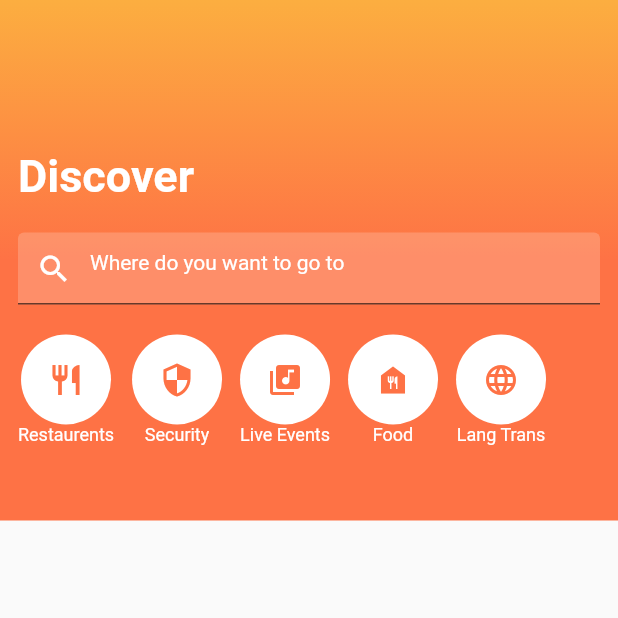
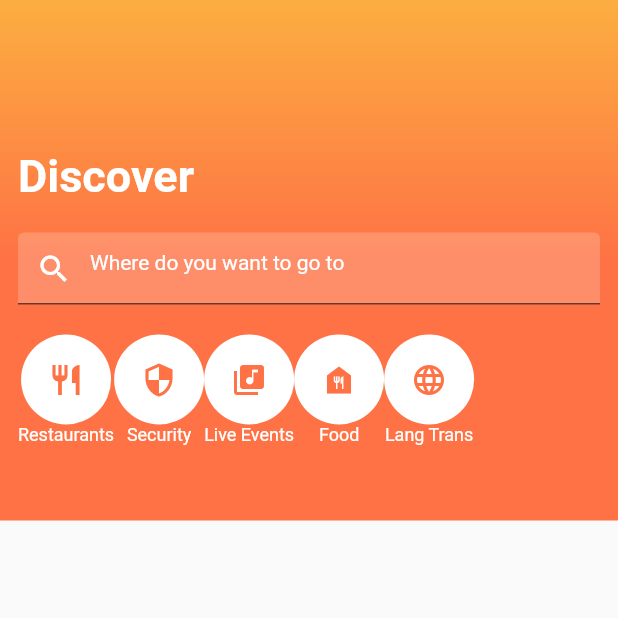
Before and after one commit to munisai2/GuideAI, a Flutter app: the screen it shows after launch, on a phone screen of 412 x 824 dp, the top half of it. Run offline on Flutter 3.47's test engine with Material 2 defaults, Android fonts, the phone set to English and light mode, and no system bars.

Commit message:
updated categories widget

```diff
--- a/App/lib/home/widgets/categories_widget.dart
+++ b/App/lib/home/widgets/categories_widget.dart
@@ -3,28 +3,24 @@ import 'package:travel_app_flutter/home/model/home_models.dart';
 
 class CategoriesWidget extends StatelessWidget {
   static const items = [
-    HomeScreenCategoryItems(
-        name: "Restaurents",
-        image: Icon(
-          Icons.restaurant,
-          color: Color(0xFFFE7245),
-        )),
-    HomeScreenCategoryItems(
-        name: "Security",
-        image: Icon(Icons.security, color: Color(0xFFFE7245))),
-    HomeScreenCategoryItems(
-        name: "Live Events",
-        image: Icon(Icons.library_music, color: Color(0xFFFE7245))),
-    HomeScreenCategoryItems(
-        name: "Food", image: Icon(Icons.food_bank, color: Color(0xFFFE7245))),
-    HomeScreenCategoryItems(
-        name: "Lang Trans",
-        image: Icon(Icons.language_rounded, color: Color(0xFFFE7245))),
+    HomeScreenCategoryItems(name: "Restaurants", image: Icon(Icons.restaurant, color: Color(0xFFFE7245))),
+    HomeScreenCategoryItems(name: "Security", image: Icon(Icons.security, color: Color(0xFFFE7245))),
+    HomeScreenCategoryItems(name: "Live Events", image: Icon(Icons.library_music, color: Color(0xFFFE7245))),
+    HomeScreenCategoryItems(name: "Food", image: Icon(Icons.food_bank, color: Color(0xFFFE7245))),
+    HomeScreenCategoryItems(name: "Lang Trans", image: Icon(Icons.language_rounded, color: Color(0xFFFE7245))),
   ];
 
+  Widget build(BuildContext context) {
+    return SingleChildScrollView(
+      scrollDirection: Axis.horizontal,
+      child: Row(
+        children: items.map((item) => _returnItem(item)).toList(),
+      ),
+    );
+  }
+
   Widget _returnItem(HomeScreenCategoryItems item) {
-    return Column(children: [
-      Row(
+    return Column(
       children: [
         Column(
           mainAxisAlignment: MainAxisAlignment.center,
@@ -37,41 +33,14 @@ class CategoriesWidget extends StatelessWidget {
                 color: Colors.white,
                 borderRadius: BorderRadius.circular(30),
               ),
-                child: Center(
-                  child: item.image,
+              child: Center(child: item.image),
             ),
-              ),
-              Text(
-                item.name,
-                style: const TextStyle(fontSize: 12, color: Colors.white),
-              )
+            Text(item.name, style: const TextStyle(fontSize: 12, color: Colors.white)),
           ],
         ),
-          const SizedBox(
-            width: 12,
-          ),
-          Container()
+        const SizedBox(width: 12),
+        Container(),
       ],
-      ),
-      // SizedBox(
-      //   width: 20,
-      //   height: 20,
-      //   child: DecoratedBox(
-      //     decoration: BoxDecoration(color: Colors.red),
-      //   ),
-      // )
-    ]);
-  }
-
-  const CategoriesWidget({Key? key}) : super(key: key);
-
-  @override
-  Widget build(BuildContext context) {
-    return SingleChildScrollView(
-      scrollDirection: Axis.horizontal,
-      child: Row(children: [
-        for (var i = 0; i < items.length; i++) _returnItem(items[i])
-      ]),
     );
   }
 }
--- a/App/lib/main.dart
+++ b/App/lib/main.dart
@@ -1,21 +1,23 @@
 import 'package:flutter/material.dart';
+
 import 'home/home_screen.dart';
 
 void main() {
-  runApp(MyApp());
+  runApp(const MyApp());
 }
 
 class MyApp extends StatelessWidget {
-  const MyApp({Key? key}) : super(key: key);
+  const MyApp({super.key});
 
+  // This widget is the root of your application.
   @override
   Widget build(BuildContext context) {
     return MaterialApp(
       title: 'Flutter Demo',
       theme: ThemeData(
         colorScheme: ColorScheme.fromSwatch().copyWith(
-          secondary: const Color(0xFFFE7245), // Accent color
-          primary: const Color(0xFFFCAE40), // Primary color
+            secondary: Color(0xFFFE7245), // Your accent color
+            primary: Color(0xFFFCAE40)
         ),
       ),
       home: HomePage(),
```
Lines whose indentation alone changed are shown as unchanged.
